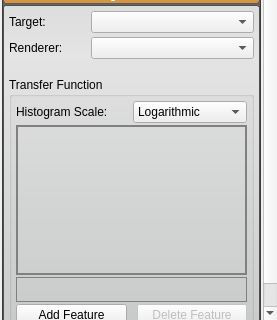
This is src/Interface/Application/RenderingDockWidget.ui in SCIInstitute/Seg3D as Qt 5 draws it before an edit; both pictures show x 0 to 277 and y 376 to 696 of the 277 by 696 pixel window. The edited form follows.
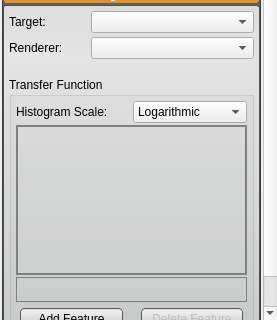
This is the edited form. The open tabs and pages were chosen to show the change. Custom widgets are drawn as their Qt base class.

Commit message: button stylesheet fixes

```diff
--- a/src/Interface/Application/RenderingDockWidget.ui
+++ b/src/Interface/Application/RenderingDockWidget.ui
@@ -23,7 +23,28 @@
    </size>
   </property>
   <property name="styleSheet">
-   <string notr="true">QToolButton{
+   <string notr="true">QPushButton{
+  background-color: qlineargradient(spread:pad, x1:0.5, y1:0, x2:0.5, y2:0.960227, stop:0 rgba(221, 221, 221, 255), stop:0.155779 rgba(238, 238, 238, 255), stop:1 rgba(192, 194, 194, 255));
+  border-radius: 4px;
+  border: 1px solid rgb(90, 90, 90);
+  margin:4px;
+}
+
+QPushButton:hover{
+  background-color: qlineargradient(spread:pad, x1:0.5, y1:0, x2:0.5, y2:1, stop:0 rgba(195, 195, 195, 255), stop:0.253769 rgba(206, 206, 206, 255), stop:1 rgba(185, 185, 185, 255));
+  border-radius: 4px;
+  border: 1px solid rgb(90, 90, 90);
+  margin:4px;
+}
+
+QPushButton:pressed{
+  background-color: qlineargradient(spread:pad, x1:0.5, y1:0, x2:0.5, y2:1, stop:0 rgba(150, 150, 150, 255), stop:0.753769 rgba(206, 206, 206, 255), stop:1 rgba(185, 185, 185, 255));
+  border-radius: 4px;
+  border: 1px solid rgb(90, 90, 90);
+  margin:4px;
+}
+
+QToolButton{
   background-color: qlineargradient(spread:pad, x1:0.5, y1:0, x2:0.5, y2:0.960227, stop:0 rgba(221, 221, 221, 255), stop:0.155779 rgba(238, 238, 238, 255), stop:1 rgba(192, 194, 194, 255));
   border-radius: 4px;
   border: 1px solid rgb(90, 90, 90);
@@ -248,9 +269,9 @@
        <property name="geometry">
         <rect>
          <x>0</x>
-         <y>0</y>
+         <y>-75</y>
          <width>262</width>
-         <height>751</height>
+         <height>749</height>
         </rect>
        </property>
        <layout class="QVBoxLayout" name="scroll_area_layout_">
@@ -1572,6 +1593,12 @@
                    </property>
                    <item>
                     <widget class="QPushButton" name="add_feature_button_">
+                     <property name="minimumSize">
+                      <size>
+                       <width>0</width>
+                       <height>30</height>
+                      </size>
+                     </property>
                      <property name="text">
                       <string>Add Feature</string>
                      </property>
@@ -1582,6 +1609,12 @@
                      <property name="enabled">
                       <bool>false</bool>
                      </property>
+                     <property name="minimumSize">
+                      <size>
+                       <width>0</width>
+                       <height>30</height>
+                      </size>
+                     </property>
                      <property name="text">
                       <string>Delete Feature</string>
                      </property>
```
Left out of the diff: 2 changed lines with no effect on the pictures. The commit also changes 7 other files.
